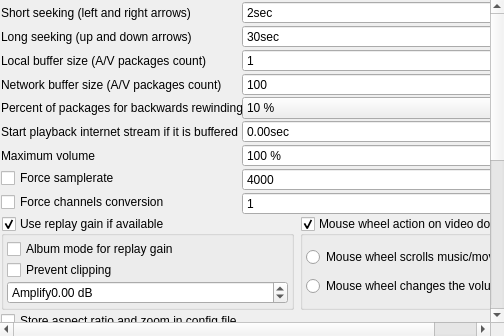
Old version of the form src/gui/Ui/SettingsPlayback.ui in the repository zaps166/QMPlay2.
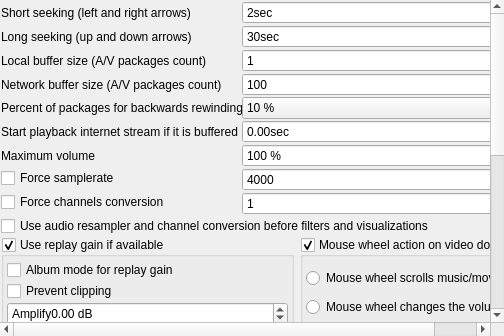
New version of the form.

Commit message:
Use audio resampler/channel converter before filters/visualization
Default option.

```diff
--- a/src/gui/Ui/SettingsPlayback.ui
+++ b/src/gui/Ui/SettingsPlayback.ui
@@ -347,6 +347,13 @@
            </property>
           </widget>
          </item>
+         <item row="9" column="0" colspan="2">
+          <widget class="QCheckBox" name="resamplerFirst">
+           <property name="text">
+            <string>Use audio resampler and channel conversion before filters and visualizations</string>
+           </property>
+          </widget>
+         </item>
         </layout>
        </item>
        <item row="5" column="0" colspan="2">
```
Left out of the diff: 2 changed lines with no effect on the pictures. The commit also changes 8 other files.
